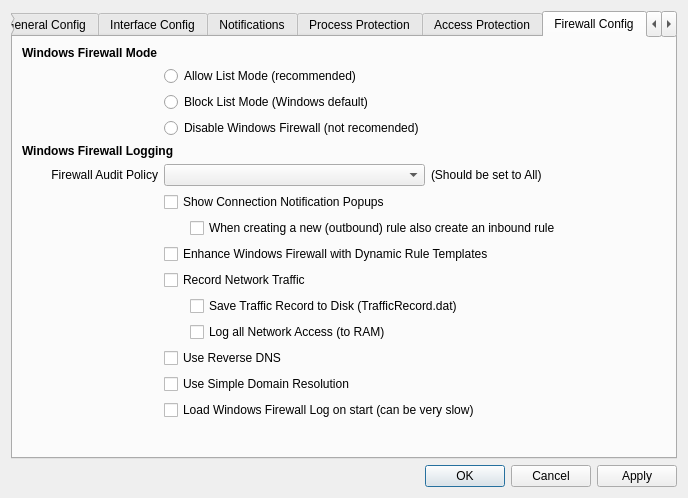
Above: MajorPrivacy/Forms/SettingsWindow.ui from xanasoft/MajorPrivacy before the change. Below: the same form after it.
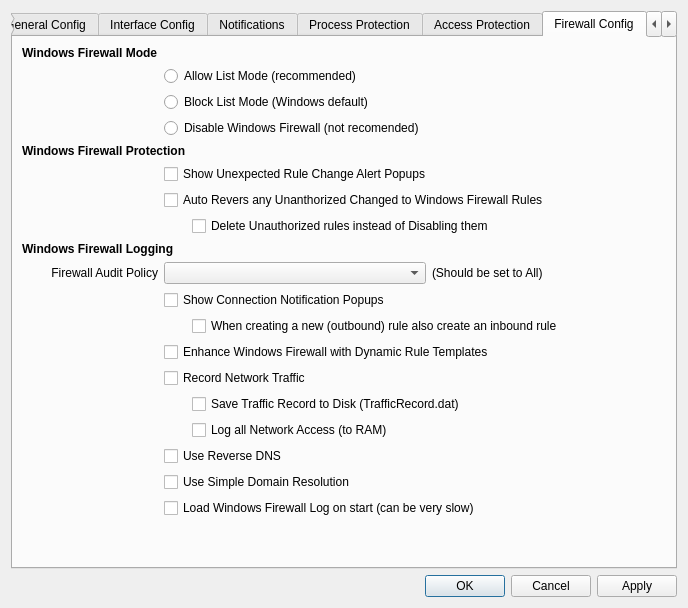
That is the form after the change. The open tabs and pages were chosen to show the change. Icons and pictures are not drawn.

Diff of the .ui file:
```diff
--- a/MajorPrivacy/Forms/SettingsWindow.ui
+++ b/MajorPrivacy/Forms/SettingsWindow.ui
@@ -7,7 +7,7 @@
     <x>0</x>
     <y>0</y>
     <width>688</width>
-    <height>498</height>
+    <height>608</height>
    </rect>
   </property>
   <property name="sizePolicy">
@@ -466,18 +466,35 @@
         <layout class="QGridLayout" name="gridLayout_4">
          <item row="0" column="0">
           <layout class="QGridLayout" name="gridLayout_2">
-           <item row="8" column="1" colspan="3">
-            <widget class="QCheckBox" name="chkFwPlus">
-             <property name="toolTip">
-              <string>This feature enables the creation of firewall rule templates with path wildcards. When the Privacy Agent detects network activity matching a template without an existing rule, it automatically generates a new firewall rule.</string>
+           <item row="10" column="1" colspan="3">
+            <widget class="QCheckBox" name="chkFwShowPopUp">
+             <property name="text">
+              <string>Show Connection Notification Popups</string>
              </property>
+            </widget>
+           </item>
+           <item row="8" column="0" colspan="2">
+            <widget class="QLabel" name="lblFwInfo">
+             <property name="font">
+              <font>
+               <bold>true</bold>
+               <kerning>true</kerning>
+              </font>
+             </property>
              <property name="text">
-              <string>Enhance Windows Firewall with Dynamic Rule Templates</string>
+              <string>Windows Firewall Logging</string>
              </property>
             </widget>
            </item>
-           <item row="15" column="3">
-            <spacer name="horizontalSpacer_2">
+           <item row="18" column="1" colspan="3">
+            <widget class="QCheckBox" name="chkLoadFwLog">
+             <property name="text">
+              <string>Load Windows Firewall Log on start (can be very slow)</string>
+             </property>
+            </widget>
+           </item>
+           <item row="19" column="2">
+            <spacer name="horizontalSpacer">
              <property name="orientation">
               <enum>Qt::Horizontal</enum>
              </property>
@@ -489,24 +506,14 @@
              </property>
             </spacer>
            </item>
-           <item row="10" column="2" colspan="2">
-            <widget class="QCheckBox" name="chkTrafficRecord">
+           <item row="9" column="3">
+            <widget class="QLabel" name="label_4">
              <property name="text">
-              <string>Save Traffic Record to Disk (TrafficRecord.dat)</string>
+              <string>(Should be set to All)</string>
              </property>
             </widget>
            </item>
-           <item row="3" column="1" colspan="2">
-            <widget class="QRadioButton" name="radFwDisable">
-             <property name="text">
-              <string>Disable Windows Firewall (not recomended)</string>
-             </property>
-            </widget>
-           </item>
-           <item row="5" column="1" colspan="2">
-            <widget class="QComboBox" name="cmbFwAuditPolicy"/>
-           </item>
-           <item row="7" column="2" colspan="2">
+           <item row="11" column="2" colspan="2">
             <widget class="QCheckBox" name="chkFwInOutRules">
              <property name="text">
               <string>When creating a new (outbound) rule also create an inbound rule</string>
@@ -520,15 +527,8 @@
              </property>
             </widget>
            </item>
-           <item row="1" column="1" colspan="2">
-            <widget class="QRadioButton" name="radFwAllowList">
-             <property name="text">
-              <string>Allow List Mode (recommended)</string>
-             </property>
-            </widget>
-           </item>
-           <item row="15" column="2">
-            <spacer name="horizontalSpacer">
+           <item row="19" column="3">
+            <spacer name="horizontalSpacer_2">
              <property name="orientation">
               <enum>Qt::Horizontal</enum>
              </property>
@@ -540,20 +540,6 @@
              </property>
             </spacer>
            </item>
-           <item row="4" column="0" colspan="2">
-            <widget class="QLabel" name="lblFwInfo">
-             <property name="font">
-              <font>
-               <weight>75</weight>
-               <bold>true</bold>
-               <kerning>true</kerning>
-              </font>
-             </property>
-             <property name="text">
-              <string>Windows Firewall Logging</string>
-             </property>
-            </widget>
-           </item>
            <item row="0" column="0">
             <widget class="QLabel" name="lblFw">
              <property name="font">
@@ -568,48 +554,89 @@
              </property>
             </widget>
            </item>
-           <item row="15" column="1">
-            <spacer name="verticalSpacer_3">
-             <property name="orientation">
-              <enum>Qt::Vertical</enum>
+           <item row="4" column="0" colspan="2">
+            <widget class="QLabel" name="lblFwGuard">
+             <property name="font">
+              <font>
+               <bold>true</bold>
+               <kerning>true</kerning>
+              </font>
              </property>
-             <property name="sizeHint" stdset="0">
-              <size>
-               <width>20</width>
-               <height>40</height>
-              </size>
+             <property name="text">
+              <string>Windows Firewall Protection</string>
              </property>
-            </spacer>
+            </widget>
            </item>
            <item row="13" column="1" colspan="3">
+            <widget class="QCheckBox" name="chkNetTrace">
+             <property name="text">
+              <string>Record Network Traffic</string>
+             </property>
+            </widget>
+           </item>
+           <item row="6" column="1" colspan="3">
+            <widget class="QCheckBox" name="chkGuardFwRules">
+             <property name="text">
+              <string>Auto Revers any Unanthorized Changed to Windows Firewall Rules</string>
+             </property>
+            </widget>
+           </item>
+           <item row="5" column="1" colspan="3">
+            <widget class="QCheckBox" name="chkFwShowAlerts">
+             <property name="text">
+              <string>Show Unexpected Rule Change Alert Popups</string>
+             </property>
+             <property name="shortcut">
+              <string>Ctrl+S</string>
+             </property>
+            </widget>
+           </item>
+           <item row="12" column="1" colspan="3">
+            <widget class="QCheckBox" name="chkFwPlus">
+             <property name="toolTip">
+              <string>This feature enables the creation of firewall rule templates with path wildcards. When the Privacy Agent detects network activity matching a template without an existing rule, it automatically generates a new firewall rule.</string>
+             </property>
+             <property name="text">
+              <string>Enhance Windows Firewall with Dynamic Rule Templates</string>
+             </property>
+            </widget>
+           </item>
+           <item row="17" column="1" colspan="3">
             <widget class="QCheckBox" name="chkSimpleDomains">
              <property name="text">
               <string>Use Simple Domain Resolution</string>
              </property>
             </widget>
            </item>
-           <item row="12" column="1" colspan="3">
+           <item row="3" column="1" colspan="2">
+            <widget class="QRadioButton" name="radFwDisable">
+             <property name="text">
+              <string>Disable Windows Firewall (not recomended)</string>
+             </property>
+            </widget>
+           </item>
+           <item row="16" column="1" colspan="3">
             <widget class="QCheckBox" name="chkReverseDNS">
              <property name="text">
               <string>Use Reverse DNS</string>
              </property>
             </widget>
            </item>
-           <item row="6" column="1" colspan="3">
-            <widget class="QCheckBox" name="chkFwShowPopUp">
-             <property name="text">
-              <string>Show Connection Notification Popups</string>
-             </property>
-            </widget>
-           </item>
-           <item row="11" column="2" colspan="2">
+           <item row="15" column="2" colspan="2">
             <widget class="QCheckBox" name="chkFwLog">
              <property name="text">
               <string>Log all Network Access (to RAM)</string>
              </property>
             </widget>
            </item>
-           <item row="5" column="0">
+           <item row="14" column="2" colspan="2">
+            <widget class="QCheckBox" name="chkTrafficRecord">
+             <property name="text">
+              <string>Save Traffic Record to Disk (TrafficRecord.dat)</string>
+             </property>
+            </widget>
+           </item>
+           <item row="9" column="0">
             <widget class="QLabel" name="label_3">
              <property name="text">
               <string>Firewall Audit Policy</string>
@@ -619,24 +646,33 @@
              </property>
             </widget>
            </item>
-           <item row="14" column="1" colspan="3">
-            <widget class="QCheckBox" name="chkLoadFwLog">
+           <item row="1" column="1" colspan="2">
+            <widget class="QRadioButton" name="radFwAllowList">
              <property name="text">
-              <string>Load Windows Firewall Log on start (can be very slow)</string>
+              <string>Allow List Mode (recommended)</string>
              </property>
             </widget>
            </item>
-           <item row="5" column="3">
-            <widget class="QLabel" name="label_4">
-             <property name="text">
-              <string>(Should be set to All)</string>
+           <item row="9" column="1" colspan="2">
+            <widget class="QComboBox" name="cmbFwAuditPolicy"/>
+           </item>
+           <item row="19" column="1">
+            <spacer name="verticalSpacer_3">
+             <property name="orientation">
+              <enum>Qt::Orientation::Vertical</enum>
              </property>
-            </widget>
+             <property name="sizeHint" stdset="0">
+              <size>
+               <width>20</width>
+               <height>40</height>
+              </size>
+             </property>
+            </spacer>
            </item>
-           <item row="9" column="1" colspan="3">
-            <widget class="QCheckBox" name="chkNetTrace">
+           <item row="7" column="2" colspan="2">
+            <widget class="QCheckBox" name="chkFwDelRogue">
              <property name="text">
-              <string>Record Network Traffic</string>
+              <string>Delete Unauthorized rules instead of Disabling them</string>
              </property>
             </widget>
            </item>
```
Left out of the diff: 79 changed lines with no effect on the pictures.
